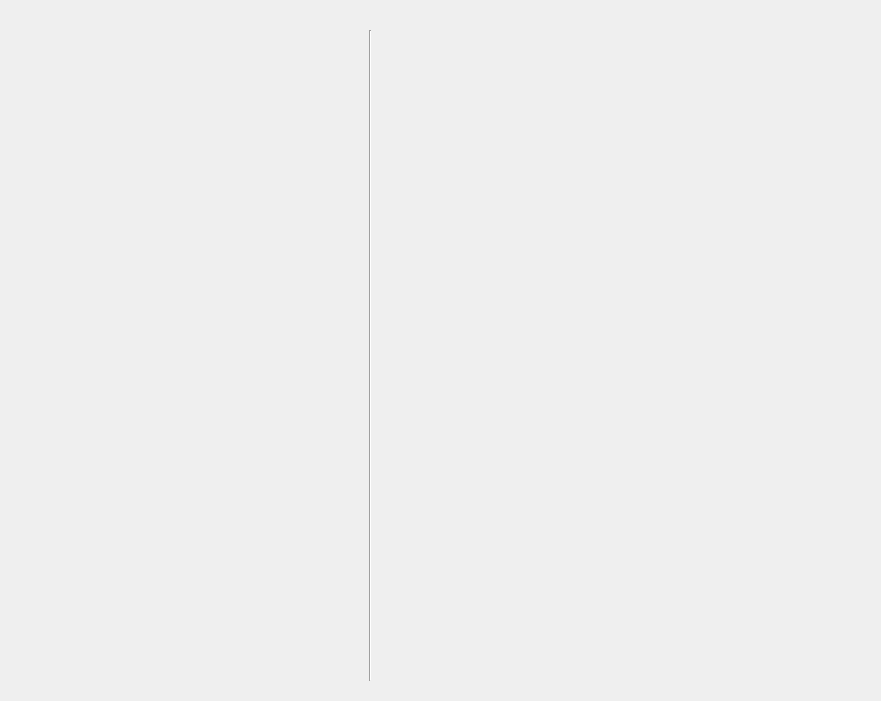
Above: src/view/staff/staff_working.ui from dangchien2003/QL_BanVePhim before the change. Below: the same form after it.
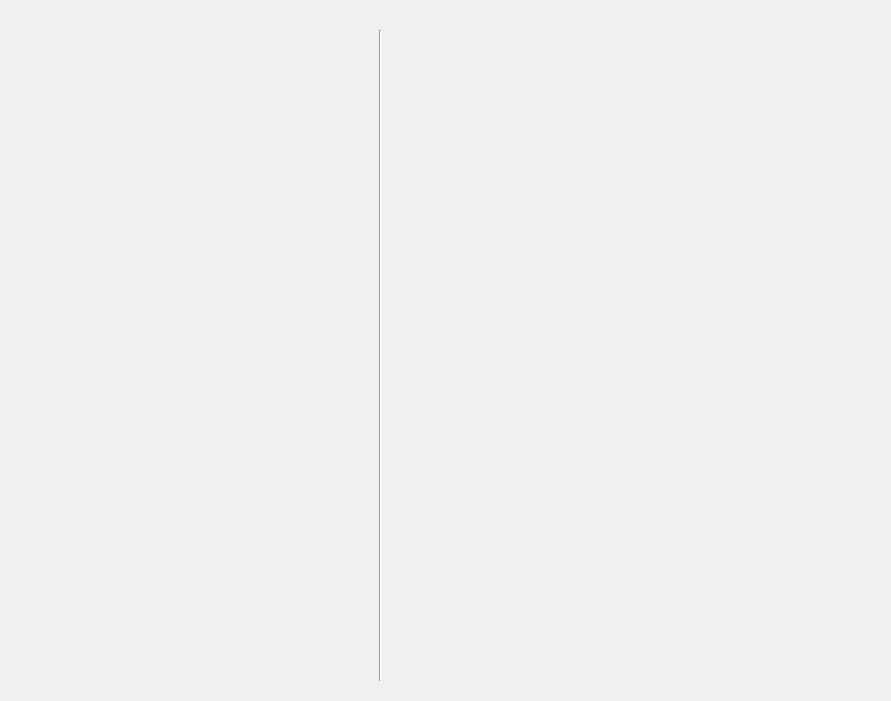
That is the form after the change.

Patch:
```diff
--- a/src/view/staff/staff_working.ui
+++ b/src/view/staff/staff_working.ui
@@ -6,7 +6,7 @@
    <rect>
     <x>0</x>
     <y>0</y>
-    <width>881</width>
+    <width>891</width>
     <height>701</height>
    </rect>
   </property>
@@ -19,7 +19,7 @@
      <rect>
       <x>0</x>
       <y>0</y>
-      <width>361</width>
+      <width>381</width>
       <height>701</height>
      </rect>
     </property>
@@ -28,7 +28,7 @@
    <widget class="QWidget" name="verticalLayoutWidget_2">
     <property name="geometry">
      <rect>
-      <x>380</x>
+      <x>390</x>
       <y>0</y>
       <width>501</width>
       <height>701</height>
@@ -39,7 +39,7 @@
    <widget class="Line" name="line">
     <property name="geometry">
      <rect>
-      <x>360</x>
+      <x>370</x>
       <y>30</y>
       <width>20</width>
       <height>651</height>
```
